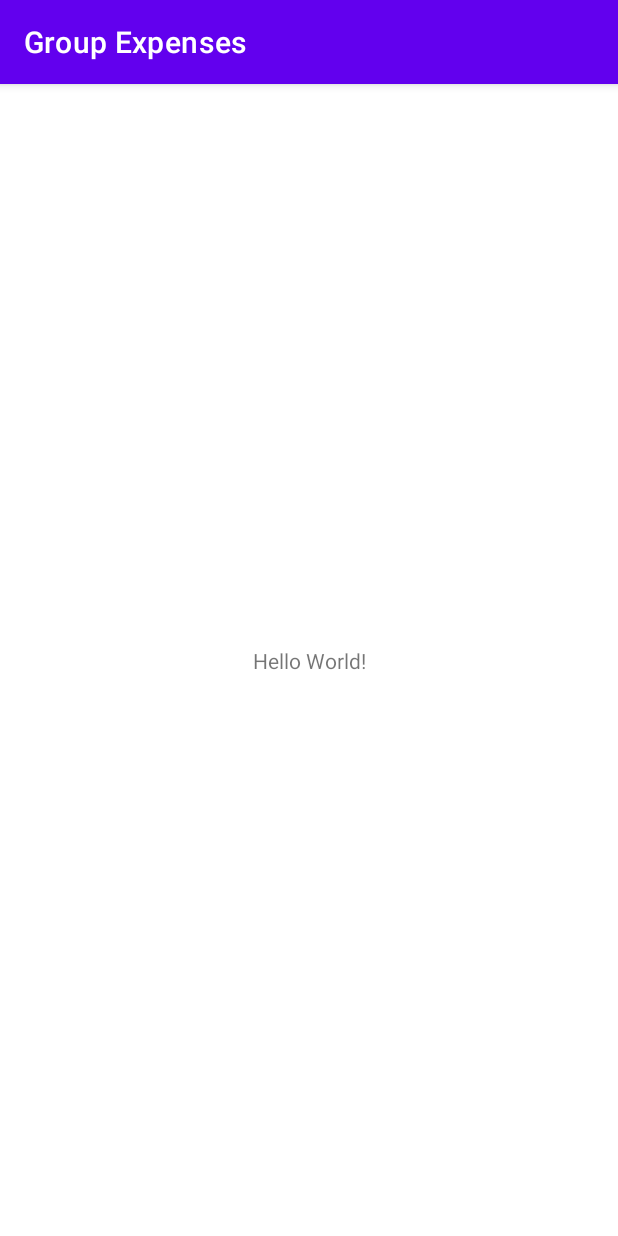
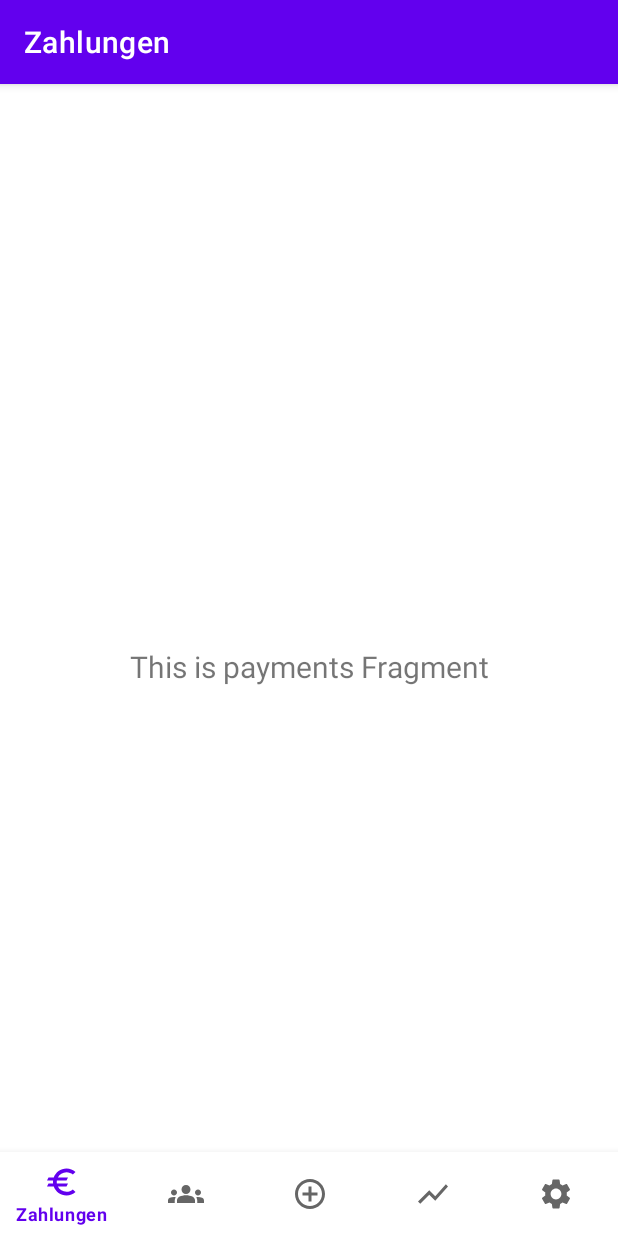
Before and after one commit to jfhn/group-expenses-hohl, an Android app: the screen it shows after launch (MainActivity), on a phone screen of 412 x 824 dp. Run offline under Robolectric (Android 15) with nearby library versions, the light colour scheme and no system bars; our stand-ins replace navigation-ui.

Commit message:
added navigation

```diff
--- a/app/src/main/java/de/thm/ap/groupexpenses/MainActivity.kt
+++ b/app/src/main/java/de/thm/ap/groupexpenses/MainActivity.kt
@@ -2,10 +2,33 @@
 
 import androidx.appcompat.app.AppCompatActivity
 import android.os.Bundle
+import androidx.navigation.findNavController
+import androidx.navigation.ui.AppBarConfiguration
+import androidx.navigation.ui.setupActionBarWithNavController
+import androidx.navigation.ui.setupWithNavController
+import com.google.android.material.bottomnavigation.BottomNavigationView
+import de.thm.ap.groupexpenses.databinding.ActivityMainBinding
 
 class MainActivity : AppCompatActivity() {
+    private lateinit var binding: ActivityMainBinding
+
     override fun onCreate(savedInstanceState: Bundle?) {
         super.onCreate(savedInstanceState)
-        setContentView(R.layout.activity_main)
+
+        binding = ActivityMainBinding.inflate(layoutInflater)
+        setContentView(binding.root)
+
+        val navView: BottomNavigationView = binding.navView
+
+        val navController = findNavController(R.id.nav_host_fragment_activity_main)
+
+        val appBarConfiguration = AppBarConfiguration(setOf(
+            R.id.navigation_payments,
+            R.id.navigation_groups,
+            R.id.navigation_statistics,
+            R.id.navigation_settings
+        ))
+        setupActionBarWithNavController(navController, appBarConfiguration)
+        navView.setupWithNavController(navController)
     }
 }
--- /dev/null
+++ b/app/src/main/res/drawable/ic_create_group_black_24db.xml
@@ -0,0 +1,10 @@
+<vector xmlns:android="http://schemas.android.com/apk/res/android"
+    android:width="24dp"
+    android:height="24dp"
+    android:viewportWidth="24"
+    android:viewportHeight="24"
+    android:tint="?attr/colorControlNormal">
+  <path
+      android:fillColor="@android:color/white"
+      android:pathData="M13,7h-2v4L7,11v2h4v4h2v-4h4v-2h-4L13,7zM12,2C6.48,2 2,6.48 2,12s4.48,10 10,10 10,-4.48 10,-10S17.52,2 12,2zM12,20c-4.41,0 -8,-3.59 -8,-8s3.59,-8 8,-8 8,3.59 8,8 -3.59,8 -8,8z"/>
+</vector>
--- /dev/null
+++ b/app/src/main/res/drawable/ic_euro_black_24.xml
@@ -0,0 +1,10 @@
+<vector xmlns:android="http://schemas.android.com/apk/res/android"
+    android:width="24dp"
+    android:height="24dp"
+    android:viewportWidth="24"
+    android:viewportHeight="24"
+    android:tint="?attr/colorControlNormal">
+  <path
+      android:fillColor="@android:color/white"
+      android:pathData="M15,18.5c-2.51,0 -4.68,-1.42 -5.76,-3.5H15l1,-2H8.58c-0.05,-0.33 -0.08,-0.66 -0.08,-1s0.03,-0.67 0.08,-1H15l1,-2H9.24C10.32,6.92 12.5,5.5 15,5.5c1.61,0 3.09,0.59 4.23,1.57L21,5.3C19.41,3.87 17.3,3 15,3c-3.92,0 -7.24,2.51 -8.48,6H3l-1,2h4.06C6.02,11.33 6,11.66 6,12s0.02,0.67 0.06,1H3l-1,2h4.52c1.24,3.49 4.56,6 8.48,6c2.31,0 4.41,-0.87 6,-2.3l-1.78,-1.77C18.09,17.91 16.62,18.5 15,18.5z"/>
+</vector>
--- /dev/null
+++ b/app/src/main/res/drawable/ic_groups_black_24dp.xml
@@ -0,0 +1,10 @@
+<vector xmlns:android="http://schemas.android.com/apk/res/android"
+    android:width="24dp"
+    android:height="24dp"
+    android:viewportWidth="24"
+    android:viewportHeight="24"
+    android:tint="?attr/colorControlNormal">
+  <path
+      android:fillColor="@android:color/white"
+      android:pathData="M12,12.75c1.63,0 3.07,0.39 4.24,0.9c1.08,0.48 1.76,1.56 1.76,2.73L18,18H6l0,-1.61c0,-1.18 0.68,-2.26 1.76,-2.73C8.93,13.14 10.37,12.75 12,12.75zM4,13c1.1,0 2,-0.9 2,-2c0,-1.1 -0.9,-2 -2,-2s-2,0.9 -2,2C2,12.1 2.9,13 4,13zM5.13,14.1C4.76,14.04 4.39,14 4,14c-0.99,0 -1.93,0.21 -2.78,0.58C0.48,14.9 0,15.62 0,16.43V18l4.5,0v-1.61C4.5,15.56 4.73,14.78 5.13,14.1zM20,13c1.1,0 2,-0.9 2,-2c0,-1.1 -0.9,-2 -2,-2s-2,0.9 -2,2C18,12.1 18.9,13 20,13zM24,16.43c0,-0.81 -0.48,-1.53 -1.22,-1.85C21.93,14.21 20.99,14 20,14c-0.39,0 -0.76,0.04 -1.13,0.1c0.4,0.68 0.63,1.46 0.63,2.29V18l4.5,0V16.43zM12,6c1.66,0 3,1.34 3,3c0,1.66 -1.34,3 -3,3s-3,-1.34 -3,-3C9,7.34 10.34,6 12,6z"/>
+</vector>
--- /dev/null
+++ b/app/src/main/res/drawable/ic_settings_black_24dp.xml
@@ -0,0 +1,10 @@
+<vector xmlns:android="http://schemas.android.com/apk/res/android"
+    android:width="24dp"
+    android:height="24dp"
+    android:viewportWidth="24"
+    android:viewportHeight="24"
+    android:tint="?attr/colorControlNormal">
+  <path
+      android:fillColor="@android:color/white"
+      android:pathData="M19.14,12.94c0.04,-0.3 0.06,-0.61 0.06,-0.94c0,-0.32 -0.02,-0.64 -0.07,-0.94l2.03,-1.58c0.18,-0.14 0.23,-0.41 0.12,-0.61l-1.92,-3.32c-0.12,-0.22 -0.37,-0.29 -0.59,-0.22l-2.39,0.96c-0.5,-0.38 -1.03,-0.7 -1.62,-0.94L14.4,2.81c-0.04,-0.24 -0.24,-0.41 -0.48,-0.41h-3.84c-0.24,0 -0.43,0.17 -0.47,0.41L9.25,5.35C8.66,5.59 8.12,5.92 7.63,6.29L5.24,5.33c-0.22,-0.08 -0.47,0 -0.59,0.22L2.74,8.87C2.62,9.08 2.66,9.34 2.86,9.48l2.03,1.58C4.84,11.36 4.8,11.69 4.8,12s0.02,0.64 0.07,0.94l-2.03,1.58c-0.18,0.14 -0.23,0.41 -0.12,0.61l1.92,3.32c0.12,0.22 0.37,0.29 0.59,0.22l2.39,-0.96c0.5,0.38 1.03,0.7 1.62,0.94l0.36,2.54c0.05,0.24 0.24,0.41 0.48,0.41h3.84c0.24,0 0.44,-0.17 0.47,-0.41l0.36,-2.54c0.59,-0.24 1.13,-0.56 1.62,-0.94l2.39,0.96c0.22,0.08 0.47,0 0.59,-0.22l1.92,-3.32c0.12,-0.22 0.07,-0.47 -0.12,-0.61L19.14,12.94zM12,15.6c-1.98,0 -3.6,-1.62 -3.6,-3.6s1.62,-3.6 3.6,-3.6s3.6,1.62 3.6,3.6S13.98,15.6 12,15.6z"/>
+</vector>
--- /dev/null
+++ b/app/src/main/res/drawable/ic_statistics_black_24.xml
@@ -0,0 +1,10 @@
+<vector xmlns:android="http://schemas.android.com/apk/res/android"
+    android:width="24dp"
+    android:height="24dp"
+    android:viewportWidth="24"
+    android:viewportHeight="24"
+    android:tint="?attr/colorControlNormal">
+  <path
+      android:fillColor="@android:color/white"
+      android:pathData="M3.5,18.49l6,-6.01 4,4L22,6.92l-1.41,-1.41 -7.09,7.97 -4,-4L2,16.99z"/>
+</vector>
--- a/app/src/main/res/layout/activity_main.xml
+++ b/app/src/main/res/layout/activity_main.xml
@@ -6,13 +6,28 @@
     android:layout_height="match_parent"
     tools:context=".MainActivity">
 
-    <TextView
-        android:layout_width="wrap_content"
+    <com.google.android.material.bottomnavigation.BottomNavigationView
+        android:id="@+id/nav_view"
+        android:layout_width="0dp"
         android:layout_height="wrap_content"
-        android:text="Hello World!"
+        android:layout_marginStart="0dp"
+        android:layout_marginEnd="0dp"
+        android:background="?android:attr/windowBackground"
         app:layout_constraintBottom_toBottomOf="parent"
         app:layout_constraintLeft_toLeftOf="parent"
         app:layout_constraintRight_toRightOf="parent"
-        app:layout_constraintTop_toTopOf="parent" />
+        app:menu="@menu/bottom_nav_menu" />
+
+    <fragment
+        android:id="@+id/nav_host_fragment_activity_main"
+        android:name="androidx.navigation.fragment.NavHostFragment"
+        android:layout_width="match_parent"
+        android:layout_height="match_parent"
+        app:defaultNavHost="true"
+        app:layout_constraintBottom_toTopOf="@id/nav_view"
+        app:layout_constraintLeft_toLeftOf="parent"
+        app:layout_constraintRight_toRightOf="parent"
+        app:layout_constraintTop_toTopOf="parent"
+        app:navGraph="@navigation/mobile_navigation" />
 
 </androidx.constraintlayout.widget.ConstraintLayout>
--- /dev/null
+++ b/app/src/main/res/menu/bottom_nav_menu.xml
@@ -0,0 +1,28 @@
+<?xml version="1.0" encoding="utf-8"?>
+<menu xmlns:android="http://schemas.android.com/apk/res/android">
+
+    <item
+        android:id="@+id/navigation_payments"
+        android:icon="@drawable/ic_euro_black_24"
+        android:title="@string/payments" />
+
+    <item
+        android:id="@+id/navigation_groups"
+        android:icon="@drawable/ic_groups_black_24dp"
+        android:title="@string/groups" />
+
+    <item
+        android:id="@+id/action_create_group"
+        android:icon="@drawable/ic_create_group_black_24db"
+        android:title="@string/create_group" />
+
+    <item
+        android:id="@+id/navigation_statistics"
+        android:icon="@drawable/ic_statistics_black_24"
+        android:title="@string/statistics" />
+
+    <item
+        android:id="@+id/navigation_settings"
+        android:icon="@drawable/ic_settings_black_24dp"
+        android:title="@string/settings" />
+</menu>
--- /dev/null
+++ b/app/src/main/res/navigation/mobile_navigation.xml
@@ -0,0 +1,32 @@
+<?xml version="1.0" encoding="utf-8"?>
+<navigation xmlns:android="http://schemas.android.com/apk/res/android"
+    xmlns:app="http://schemas.android.com/apk/res-auto"
+    xmlns:tools="http://schemas.android.com/tools"
+    android:id="@+id/mobile_navigation"
+    app:startDestination="@+id/navigation_payments">
+
+    <fragment
+        android:id="@+id/navigation_payments"
+        android:name="de.thm.ap.groupexpenses.ui.payments.PaymentsFragment"
+        android:label="@string/payments"
+        tools:layout="@layout/fragment_payments" />
+
+    <fragment
+        android:id="@+id/navigation_groups"
+        android:name="de.thm.ap.groupexpenses.ui.groups.GroupsFragment"
+        android:label="@string/groups"
+        tools:layout="@layout/fragment_groups" />
+
+    <fragment
+        android:id="@+id/navigation_statistics"
+        android:name="de.thm.ap.groupexpenses.ui.statistics.StatisticsFragment"
+        android:label="@string/statistics"
+        tools:layout="@layout/fragment_statistics" />
+
+    <fragment
+        android:id="@+id/navigation_settings"
+        android:name="de.thm.ap.groupexpenses.ui.settings.SettingsFragment"
+        android:label="@string/settings"
+        tools:layout="@layout/fragment_settings" />
+
+</navigation>
--- a/app/src/main/res/values/strings.xml
+++ b/app/src/main/res/values/strings.xml
@@ -5,4 +5,9 @@
     <string name="stats">Statistik</string>
     <string name="invite">Leute einladen</string>
     <string name="jump_to_current_date">Zum aktuellen Datum springen</string>
+    <string name="settings">Einstellungen</string>
+    <string name="statistics">Statistik</string>
+    <string name="create_group">Gruppe erstellen</string>
+    <string name="payments">Zahlungen</string>
+    <string name="groups">Gruppen</string>
 </resources>
```
